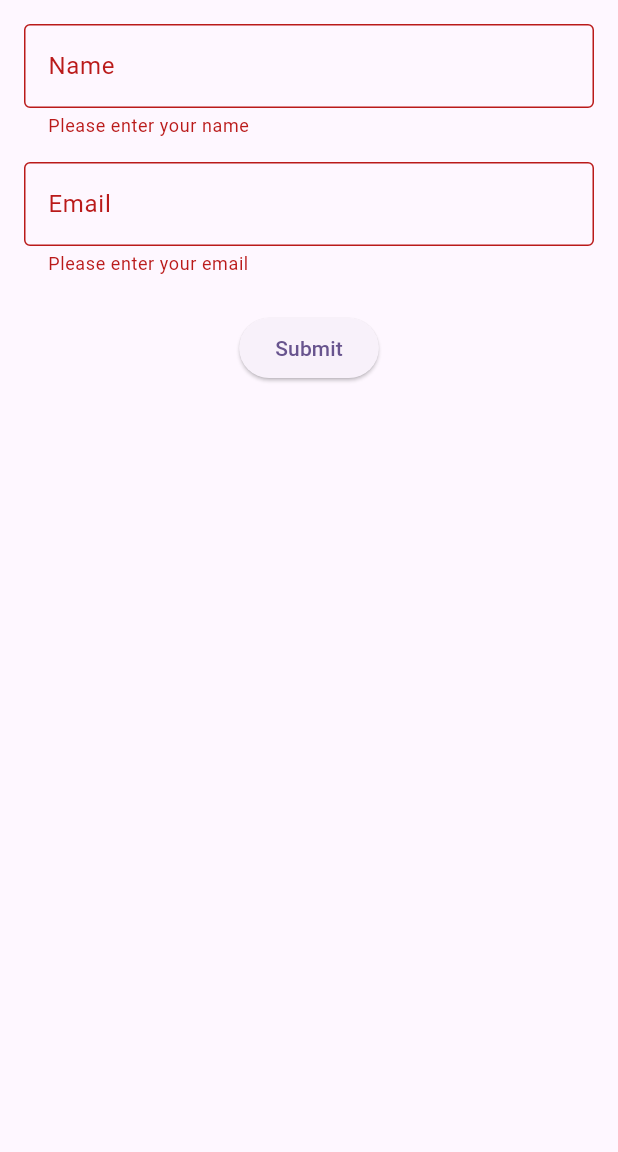
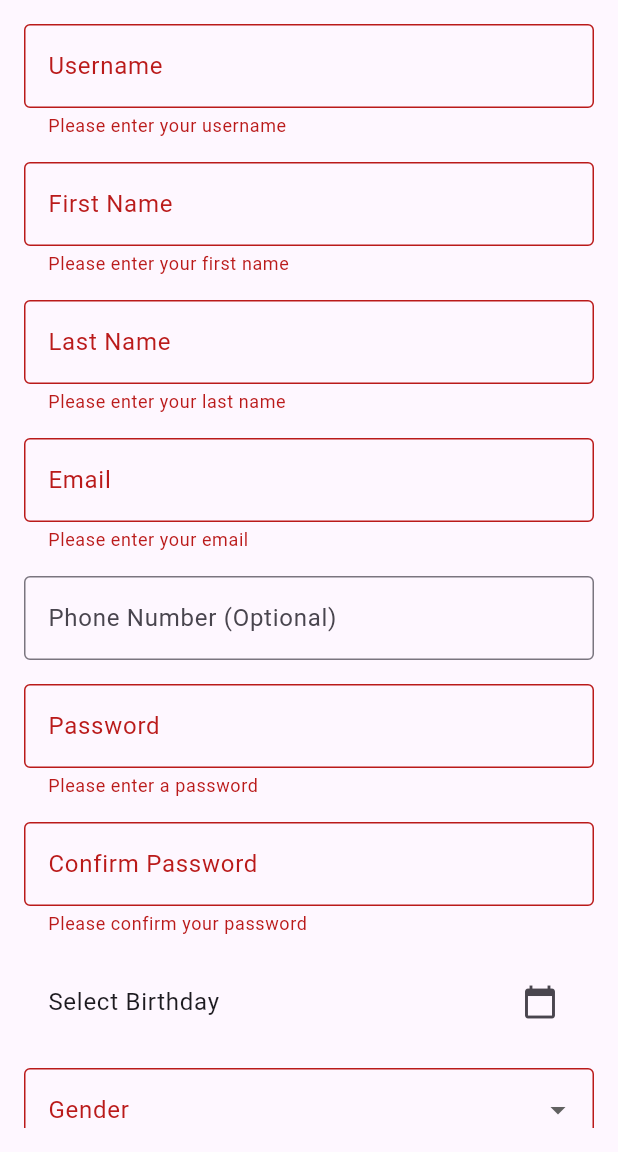
Before and after one commit to denzil-muchangi/form_with_validation, a Flutter app: the screen it shows after launch, after a tap on "Submit", on a phone screen of 412 x 824 dp, the part 84-1236 px from its top. Run offline on Flutter 3.47's test engine with Material 3 defaults, Android fonts, the phone set to English and light mode, and no system bars.

Commit message:
feat(registration): enhance form with additional fields and validation
- Add username, first name, last name, phone, password, and confirm password fields
- Implement date picker for birthday selection and gender dropdown
- Add validation for all required fields including password strength
- Convert form layout from Column to ListView for better scrolling

```diff
--- a/lib/main.dart
+++ b/lib/main.dart
@@ -30,14 +30,40 @@ class MyHomePage extends StatefulWidget {
 
 class _MyHomePageState extends State<MyHomePage> {
   final _formKey = GlobalKey<FormState>();
-  final _nameController = TextEditingController();
+  final _usernameController = TextEditingController();
+  final _firstNameController = TextEditingController();
+  final _lastNameController = TextEditingController();
   final _emailController = TextEditingController();
+  final _phoneController = TextEditingController();
+  final _passwordController = TextEditingController();
+  final _confirmPasswordController = TextEditingController();
+  DateTime? _selectedDate;
+  String? _selectedGender;
 
   @override
   void dispose() {
-    _nameController.dispose();
+    _usernameController.dispose();
+    _firstNameController.dispose();
+    _lastNameController.dispose();
     _emailController.dispose();
+    _phoneController.dispose();
+    _passwordController.dispose();
+    _confirmPasswordController.dispose();
     super.dispose();
+  }
+
+  Future<void> _selectDate(BuildContext context) async {
+    final DateTime? picked = await showDatePicker(
+      context: context,
+      initialDate: _selectedDate ?? DateTime.now(),
+      firstDate: DateTime(1900),
+      lastDate: DateTime.now(),
+    );
+    if (picked != null && picked != _selectedDate) {
+      setState(() {
+        _selectedDate = picked;
+      });
+    }
   }
 
   @override
@@ -51,17 +77,45 @@ class _MyHomePageState extends State<MyHomePage> {
         padding: const EdgeInsets.all(16.0),
         child: Form(
           key: _formKey,
-          child: Column(
+          child: ListView(
             children: [
               TextFormField(
-                controller: _nameController,
+                controller: _usernameController,
                 decoration: const InputDecoration(
-                  labelText: 'Name',
+                  labelText: 'Username',
                   border: OutlineInputBorder(),
                 ),
                 validator: (value) {
                   if (value == null || value.isEmpty) {
-                    return 'Please enter your name';
+                    return 'Please enter your username';
+                  }
+                  return null;
+                },
+              ),
+              const SizedBox(height: 16),
+              TextFormField(
+                controller: _firstNameController,
+                decoration: const InputDecoration(
+                  labelText: 'First Name',
+                  border: OutlineInputBorder(),
+                ),
+                validator: (value) {
+                  if (value == null || value.isEmpty) {
+                    return 'Please enter your first name';
+                  }
+                  return null;
+                },
+              ),
+              const SizedBox(height: 16),
+              TextFormField(
+                controller: _lastNameController,
+                decoration: const InputDecoration(
+                  labelText: 'Last Name',
+                  border: OutlineInputBorder(),
+                ),
+                validator: (value) {
+                  if (value == null || value.isEmpty) {
+                    return 'Please enter your last name';
                   }
                   return null;
                 },
@@ -83,10 +137,102 @@ class _MyHomePageState extends State<MyHomePage> {
                   return null;
                 },
               ),
+              const SizedBox(height: 16),
+              TextFormField(
+                controller: _phoneController,
+                decoration: const InputDecoration(
+                  labelText: 'Phone Number (Optional)',
+                  border: OutlineInputBorder(),
+                ),
+              ),
+              const SizedBox(height: 16),
+              TextFormField(
+                controller: _passwordController,
+                obscureText: true,
+                decoration: const InputDecoration(
+                  labelText: 'Password',
+                  border: OutlineInputBorder(),
+                ),
+                validator: (value) {
+                  if (value == null || value.isEmpty) {
+                    return 'Please enter a password';
+                  }
+                  if (value.length < 6) {
+                    return 'Password must be at least 6 characters long';
+                  }
+                  return null;
+                },
+              ),
+              const SizedBox(height: 16),
+              TextFormField(
+                controller: _confirmPasswordController,
+                obscureText: true,
+                decoration: const InputDecoration(
+                  labelText: 'Confirm Password',
+                  border: OutlineInputBorder(),
+                ),
+                validator: (value) {
+                  if (value == null || value.isEmpty) {
+                    return 'Please confirm your password';
+                  }
+                  if (value != _passwordController.text) {
+                    return 'Passwords do not match';
+                  }
+                  return null;
+                },
+              ),
+              const SizedBox(height: 16),
+              ListTile(
+                title: Text(
+                  _selectedDate == null
+                      ? 'Select Birthday'
+                      : 'Birthday: ${(_selectedDate!).toLocal().toString().split(' ')[0]}',
+                ),
+                trailing: const Icon(Icons.calendar_today),
+                onTap: () => _selectDate(context),
+              ),
+              const SizedBox(height: 16),
+              DropdownButtonFormField<String>(
+                value: _selectedGender,
+                decoration: const InputDecoration(
+                  labelText: 'Gender',
+                  border: OutlineInputBorder(),
+                ),
+                items: <String>['Male', 'Female', 'Other']
+                    .map<DropdownMenuItem<String>>((String value) {
+                  return DropdownMenuItem<String>(
+                    value: value,
+                    child: Text(value),
+                  );
+                }).toList(),
+                onChanged: (String? newValue) {
+                  setState(() {
+                    _selectedGender = newValue;
+                  });
+                },
+                validator: (value) {
+                  if (value == null || value.isEmpty) {
+                    return 'Please select your gender';
+                  }
+                  return null;
+                },
+              ),
               const SizedBox(height: 24),
               ElevatedButton(
                 onPressed: () {
                   if (_formKey.currentState!.validate()) {
+                    if (_selectedDate == null) {
+                      ScaffoldMessenger.of(context).showSnackBar(
+                        const SnackBar(content: Text('Please select your birthday')),
+                      );
+                      return;
+                    }
+                    if (_selectedGender == null) {
+                      ScaffoldMessenger.of(context).showSnackBar(
+                        const SnackBar(content: Text('Please select your gender')),
+                      );
+                      return;
+                    }
                     ScaffoldMessenger.of(context).showSnackBar(
                       const SnackBar(content: Text('Form submitted successfully')),
                     );
```
